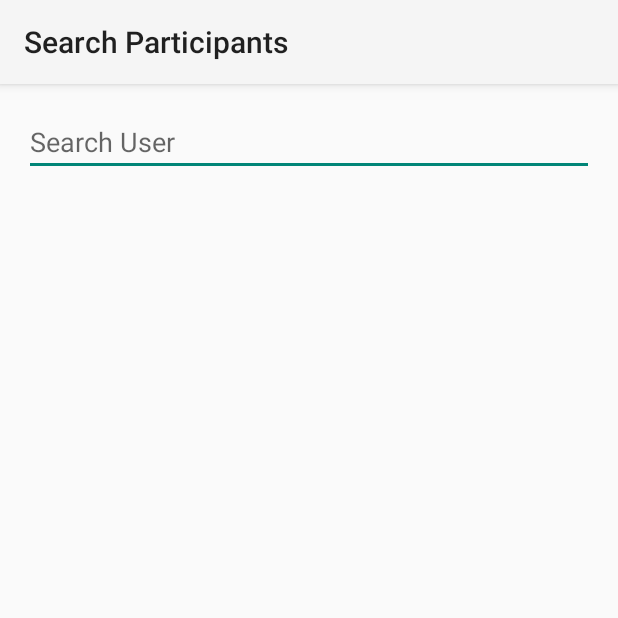
After one commit to piax93/tripzor_client, an Android app: the SearchParticipants screen opened directly, with no data from a screen before it, on a phone screen of 412 x 824 dp, the top half of it. The commit adds this screen. Run offline under Robolectric (Android 15) with nearby library versions, the phone set to English and light mode, and no system bars.

Commit message:
trip detail improved, user search init

```diff
--- /dev/null
+++ b/Tripzor/src/main/java/com/ifalot/tripzor/main/SearchParticipants.java
@@ -0,0 +1,63 @@
+package com.ifalot.tripzor.main;
+
+import android.content.Intent;
+import android.os.Bundle;
+import android.support.design.widget.FloatingActionButton;
+import android.support.design.widget.Snackbar;
+import android.support.v4.widget.SwipeRefreshLayout;
+import android.support.v7.app.AppCompatActivity;
+import android.support.v7.widget.Toolbar;
+import android.text.Editable;
+import android.text.TextWatcher;
+import android.view.KeyEvent;
+import android.view.View;
+import android.widget.EditText;
+import android.widget.ListView;
+import android.widget.TextView;
+import com.ifalot.tripzor.main.R;
+import com.ifalot.tripzor.web.PostSender;
+import com.ifalot.tripzor.web.ResultListener;
+
+import java.util.HashMap;
+import java.util.List;
+
+public class SearchParticipants extends AppCompatActivity implements ResultListener {
+
+    private ListView lv;
+    private SwipeRefreshLayout srl;
+    private int tripId;
+
+    @Override
+    protected void onCreate(Bundle savedInstanceState) {
+        super.onCreate(savedInstanceState);
+        setContentView(R.layout.activity_search_participants);
+
+        srl = (SwipeRefreshLayout) findViewById(R.id.search_refresh);
+        lv = (ListView) findViewById(R.id.part_search_list);
+        EditText search_box = (EditText) findViewById(R.id.search_box);
+        tripId = getIntent().getIntExtra("TripId", -1);
+
+        search_box.addTextChangedListener(new TextWatcher() {
+            @Override
+            public void beforeTextChanged(CharSequence charSequence, int i, int i1, int i2) {}
+            @Override
+            public void onTextChanged(CharSequence charSequence, int i, int i1, int i2) {}
+
+            @Override
+            public void afterTextChanged(Editable editable) {
+                HashMap<String, String> postData = new HashMap<String, String>();
+                postData.put("action", "SearchUsers");
+                postData.put("tripId", String.valueOf(tripId));
+                postData.put("key", editable.toString());
+                srl.setRefreshing(true);
+                PostSender.sendPost(postData, SearchParticipants.this);
+            }
+        });
+
+    }
+
+    @Override
+    public void onResultsSucceeded(String result, List<String> listResult) {
+        srl.setRefreshing(false);
+    }
+}
--- a/Tripzor/src/main/java/com/ifalot/tripzor/ui/ParticipantsAdapter.java
+++ b/Tripzor/src/main/java/com/ifalot/tripzor/ui/ParticipantsAdapter.java
@@ -1,6 +1,7 @@
 package com.ifalot.tripzor.ui;
 
 import android.content.Context;
+import android.graphics.Typeface;
 import android.view.LayoutInflater;
 import android.view.View;
 import android.view.ViewGroup;
@@ -14,10 +15,12 @@ import org.json.JSONObject;
 public class ParticipantsAdapter extends ArrayAdapter<String> {
 
     private JSONArray participants;
+    private int owner;
 
-    public ParticipantsAdapter(Context context, JSONArray objects) throws JSONException {
+    public ParticipantsAdapter(Context context, JSONArray objects, int owner) throws JSONException {
         super(context, android.R.layout.simple_list_item_1, new String[objects.length()]);
         participants = objects;
+        this.owner = owner;
     }
 
     @Override
@@ -37,6 +40,7 @@ public class ParticipantsAdapter extends ArrayAdapter<String> {
                     .append(tmp.getString("surname")).append(" (@")
                     .append(tmp.getString("nickname")).append(')');
             title.setText(sb);
+            if(tmp.getInt("userId") == this.owner) title.setTypeface(null, Typeface.BOLD);
         } catch (JSONException e) {
             e.printStackTrace();
         }
--- /dev/null
+++ b/Tripzor/src/main/res/layout/activity_search_participants.xml
@@ -0,0 +1,37 @@
+<?xml version="1.0" encoding="utf-8"?>
+<RelativeLayout
+        xmlns:android="http://schemas.android.com/apk/res/android"
+        xmlns:tools="http://schemas.android.com/tools"
+        android:layout_width="match_parent"
+        android:layout_height="match_parent"
+        android:layout_margin="@dimen/activity_horizontal_margin"
+        tools:context="com.ifalot.tripzor.main.SearchParticipants">
+
+
+    <EditText
+            android:layout_width="match_parent"
+            android:layout_height="wrap_content"
+            android:id="@+id/search_box"
+            android:hint="@string/search_user"
+            android:layout_alignParentTop="true"
+            android:layout_alignParentLeft="true"
+            android:layout_alignParentStart="true"
+            android:layout_alignParentRight="true"
+            android:layout_alignParentEnd="true"/>
+
+    <android.support.v4.widget.SwipeRefreshLayout
+            android:layout_width="match_parent"
+            android:layout_height="wrap_content"
+            android:layout_alignParentLeft="true"
+            android:layout_alignParentStart="true"
+            android:id="@+id/search_refresh"
+            android:layout_marginTop="8dp"
+            android:layout_below="@+id/search_box">
+
+        <ListView android:layout_width="match_parent"
+                  android:layout_height="wrap_content"
+                  android:id="@+id/part_search_list" />
+
+    </android.support.v4.widget.SwipeRefreshLayout>
+
+</RelativeLayout>
--- a/Tripzor/src/main/res/layout/participant_item.xml
+++ b/Tripzor/src/main/res/layout/participant_item.xml
@@ -6,8 +6,8 @@
 
     <TextView android:id="@+id/part_id"
               android:textSize="10pt"
-              android:layout_marginTop="15dp"
-              android:layout_marginBottom="15dp"
+              android:layout_marginTop="16dp"
+              android:layout_marginBottom="16dp"
               android:layout_marginLeft="12dp"
               android:layout_marginStart="12dp"
               android:layout_marginRight="12dp"
--- /dev/null
+++ b/Tripzor/src/main/res/values-v21/styles.xml
@@ -0,0 +1,2 @@
+<resources>>
+</resources>
--- a/Tripzor/src/main/res/values/dimens.xml
+++ b/Tripzor/src/main/res/values/dimens.xml
@@ -4,7 +4,7 @@
     <dimen name="activity_horizontal_margin">16dp</dimen>
     <dimen name="activity_vertical_margin">16dp</dimen>
     <dimen name="text_drawable_dim">50dp</dimen>
-    <dimen name="fab_margin">12dp</dimen>
+    <dimen name="fab_margin">16dp</dimen>
     <dimen name="roundimg_size">88dp</dimen>
     <dimen name="tripdetail_margins">22dp</dimen>
 
--- a/Tripzor/src/main/res/values/strings.xml
+++ b/Tripzor/src/main/res/values/strings.xml
@@ -31,5 +31,7 @@
     <string name="start_date_tv">Start Date</string>
     <string name="end_date_tv">End Date</string>
     <string name="participants">Participants</string>
+    <string name="title_activity_search_participants">Search Participants</string>
+    <string name="search_user">Search User</string>
 
 </resources>
--- a/Tripzor/src/main/res/values/styles.xml
+++ b/Tripzor/src/main/res/values/styles.xml
@@ -20,5 +20,7 @@
     <style name="ThemeForToolbar" parent="Theme.AppCompat.Light.NoActionBar">
 
     </style>
+    <style name="AppBarOverlay" parent="ThemeOverlay.AppCompat.Dark.ActionBar"/>
+    <style name="PopupOverlay" parent="ThemeOverlay.AppCompat.Light"/>
 
 </resources>
```
Also changed, not shown: Tripzor/src/main/AndroidManifest.xml (+12 -9 lines), Tripzor/src/main/java/com/ifalot/tripzor/main/TripDetail.java (+18 -4 lines), Tripzor/src/main/java/com/ifalot/tripzor/main/TripList.java (+2 -15 lines), Tripzor/src/main/java/com/ifalot/tripzor/model/Trip.java (+17 -0 lines).
